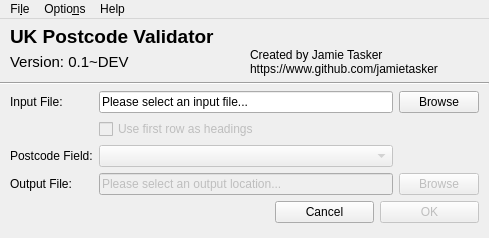
JamieTasker/UK-Postcode-Validator, file files/ui/mainwindow.ui: the form before one commit.
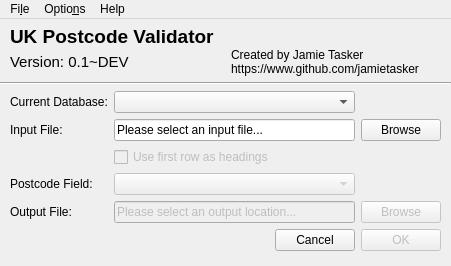
The form after the commit.

Commit message: Added support for on the fly database switching.

Diff of the .ui file:
```diff
--- a/files/ui/mainwindow.ui
+++ b/files/ui/mainwindow.ui
@@ -6,8 +6,8 @@
    <rect>
     <x>0</x>
     <y>0</y>
-    <width>489</width>
-    <height>238</height>
+    <width>451</width>
+    <height>266</height>
    </rect>
   </property>
   <property name="sizePolicy">
@@ -53,21 +53,68 @@
       <property name="rightMargin">
        <number>10</number>
       </property>
-      <item row="2" column="1">
+      <item row="1" column="1">
+       <widget class="QLineEdit" name="inputText">
+        <property name="text">
+         <string>Please select an input file...</string>
+        </property>
+        <property name="readOnly">
+         <bool>true</bool>
+        </property>
+       </widget>
+      </item>
+      <item row="3" column="1">
        <widget class="QComboBox" name="headingCombo">
         <property name="enabled">
          <bool>false</bool>
         </property>
        </widget>
       </item>
-      <item row="0" column="0">
+      <item row="4" column="2">
+       <widget class="QPushButton" name="browseOutButton">
+        <property name="enabled">
+         <bool>false</bool>
+        </property>
+        <property name="text">
+         <string>Browse</string>
+        </property>
+       </widget>
+      </item>
+      <item row="3" column="0">
+       <widget class="QLabel" name="label_3">
+        <property name="text">
+         <string>Postcode Field:</string>
+        </property>
+       </widget>
+      </item>
+      <item row="1" column="2">
+       <widget class="QPushButton" name="browseButton">
+        <property name="text">
+         <string>Browse</string>
+        </property>
+       </widget>
+      </item>
+      <item row="4" column="1">
+       <widget class="QLineEdit" name="outputText">
+        <property name="enabled">
+         <bool>false</bool>
+        </property>
+        <property name="text">
+         <string>Please select an output location...</string>
+        </property>
+        <property name="readOnly">
+         <bool>true</bool>
+        </property>
+       </widget>
+      </item>
+      <item row="1" column="0">
        <widget class="QLabel" name="label_2">
         <property name="text">
          <string>Input File:</string>
         </property>
        </widget>
       </item>
-      <item row="1" column="1">
+      <item row="2" column="1">
        <widget class="QCheckBox" name="firstHeadingCheck">
         <property name="enabled">
          <bool>false</bool>
@@ -77,59 +124,22 @@
         </property>
        </widget>
       </item>
-      <item row="2" column="0">
-       <widget class="QLabel" name="label_3">
-        <property name="text">
-         <string>Postcode Field:</string>
-        </property>
-       </widget>
-      </item>
-      <item row="0" column="2">
-       <widget class="QPushButton" name="browseButton">
-        <property name="text">
-         <string>Browse</string>
-        </property>
-       </widget>
-      </item>
-      <item row="3" column="0">
+      <item row="4" column="0">
        <widget class="QLabel" name="label_4">
         <property name="text">
          <string>Output File:</string>
         </property>
        </widget>
       </item>
-      <item row="3" column="2">
-       <widget class="QPushButton" name="browseOutButton">
-        <property name="enabled">
-         <bool>false</bool>
-        </property>
+      <item row="0" column="0">
+       <widget class="QLabel" name="label_6">
         <property name="text">
-         <string>Browse</string>
-        </property>
-       </widget>
-      </item>
-      <item row="3" column="1">
-       <widget class="QLineEdit" name="outputText">
-        <property name="enabled">
-         <bool>false</bool>
-        </property>
-        <property name="text">
-         <string>Please select an output location...</string>
-        </property>
-        <property name="readOnly">
-         <bool>true</bool>
+         <string>Current Database:</string>
         </property>
        </widget>
       </item>
       <item row="0" column="1">
-       <widget class="QLineEdit" name="inputText">
-        <property name="text">
-         <string>Please select an input file...</string>
-        </property>
-        <property name="readOnly">
-         <bool>true</bool>
-        </property>
-       </widget>
+       <widget class="QComboBox" name="currentdbCombo"/>
       </item>
      </layout>
     </item>
@@ -254,7 +264,7 @@
     <rect>
      <x>0</x>
      <y>0</y>
-     <width>489</width>
+     <width>451</width>
      <height>21</height>
     </rect>
    </property>
```
